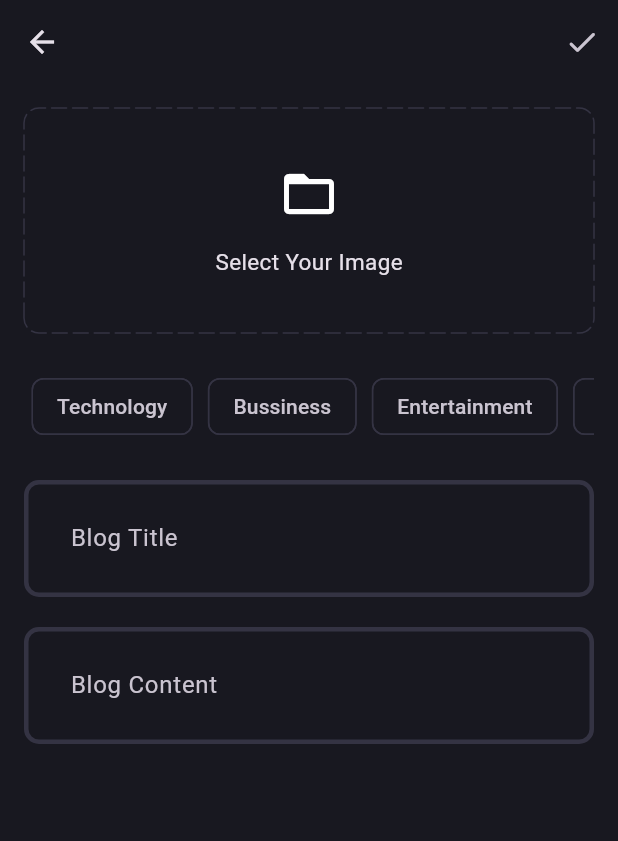
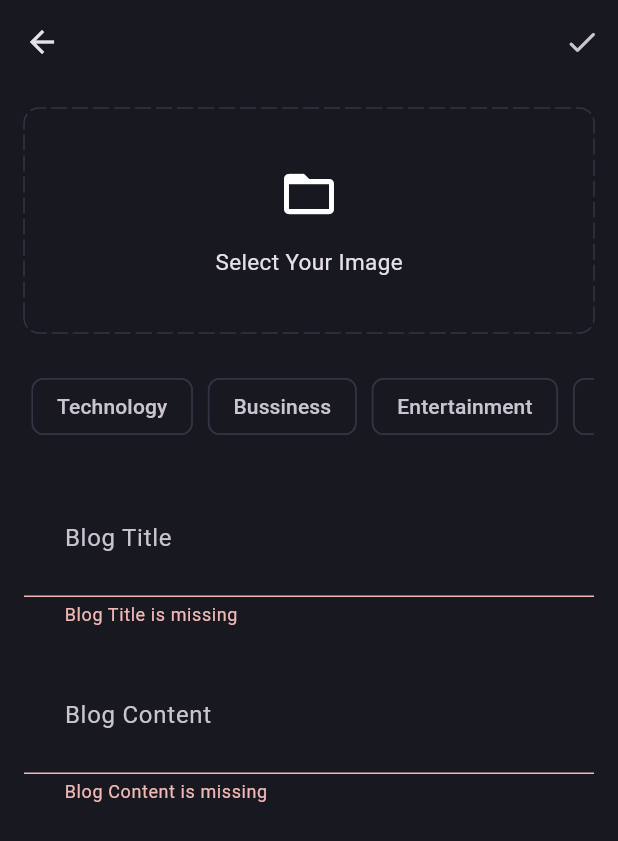
Before and after one commit to muthugokulx/blog_app, a Flutter app: the AddNewBlogPage screen opened directly, after a tap on the "done" icon, on a phone screen of 412 x 824 dp. Shown: the top 841 px of the screen. Run offline on Flutter 3.47's test engine with Material 3 defaults, Android fonts, the phone set to English and light mode, and no system bars; drawn by our look-alikes of dotted_border; our stand-ins replace flutter_bloc, fpdart, get_it, image_picker, supabase_flutter; accounts and stored records are empty.

Commit message:
Added init dependencies and blog page field validations

```diff
--- a/lib/features/blog/presentation/pages/add_new_blog_page.dart
+++ b/lib/features/blog/presentation/pages/add_new_blog_page.dart
@@ -17,6 +17,7 @@ class AddNewBlogPage extends StatefulWidget {
 class _AddNewBlogPageState extends State<AddNewBlogPage> {
   final titleController = TextEditingController();
   final contentController = TextEditingController();
+  final formkey = GlobalKey<FormState>();
   List<String> selectedTopics = [];
   File? image;
 
@@ -40,11 +41,23 @@ class _AddNewBlogPageState extends State<AddNewBlogPage> {
   Widget build(BuildContext context) {
     return Scaffold(
       appBar: AppBar(
-        actions: [IconButton(onPressed: () {}, icon: Icon(Icons.done_rounded))],
+        actions: [
+          IconButton(
+            onPressed: () {
+              if (formkey.currentState!.validate() &&
+                  selectedTopics.isNotEmpty &&
+                  image != null) {}
+              ;
+            },
+            icon: Icon(Icons.done_rounded),
+          ),
+        ],
       ),
       body: SingleChildScrollView(
         child: Padding(
           padding: const EdgeInsets.all(16),
+          child: Form(
+            key: formkey,
             child: Column(
               children: [
                 GestureDetector(
@@ -143,6 +156,7 @@ class _AddNewBlogPageState extends State<AddNewBlogPage> {
             ),
           ),
         ),
+      ),
     );
   }
 }
--- a/lib/features/blog/presentation/widgets/blog_editor.dart
+++ b/lib/features/blog/presentation/widgets/blog_editor.dart
@@ -15,6 +15,12 @@ class BlogEditor extends StatelessWidget {
       controller: controller,
       decoration: InputDecoration(hintText: hintText),
       maxLines: null,
+      validator: (value) {
+        if (value!.isEmpty) {
+          return "${hintText} is missing";
+        }
+        return null;
+      },
     );
   }
 }
--- a/lib/main.dart
+++ b/lib/main.dart
@@ -2,6 +2,7 @@ import 'package:blog_app/core/common/Cubits/app_user/app_user_cubit.dart';
 import 'package:blog_app/core/theme/app_theme.dart';
 import 'package:blog_app/features/auth/presentation/bloc/auth_bloc.dart';
 import 'package:blog_app/features/auth/presentation/pages/login_page.dart';
+import 'package:blog_app/features/blog/presentation/bloc/blog_bloc.dart';
 import 'package:blog_app/features/blog/presentation/pages/blog_page.dart';
 import 'package:blog_app/init_dependencies.dart';
 import 'package:flutter/material.dart';
@@ -15,6 +16,7 @@ void main() async {
       providers: [
         BlocProvider(create: (_) => serviceLocator<AppUserCubit>()),
         BlocProvider(create: (_) => serviceLocator<AuthBloc>()),
+        BlocProvider(create: (_) => serviceLocator<BlogBloc>()),
       ],
       child: const MyApp(),
     ),
```
Also changed, not shown: lib/init_dependencies.dart (+22 -0 lines). Lines whose indentation alone changed are shown as unchanged.
